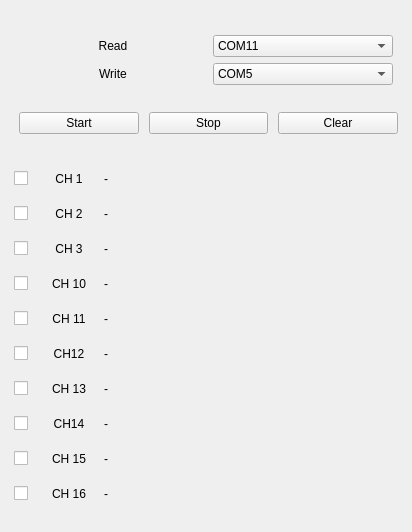
The window that main_ui.ui (Dishendramishra/microK) describes before a commit, drawn with Qt 5.
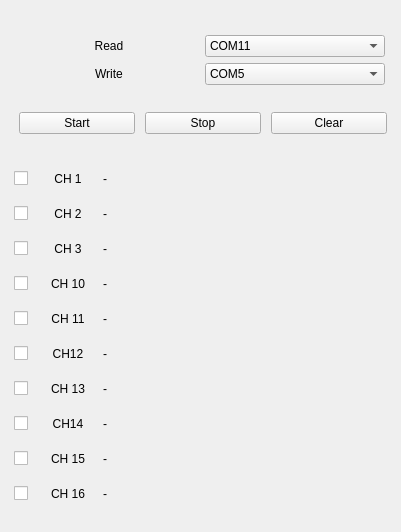
The same window after the commit.

What changed in the file:
```diff
--- a/main_ui.ui
+++ b/main_ui.ui
@@ -6,7 +6,7 @@
    <rect>
     <x>0</x>
     <y>0</y>
-    <width>412</width>
+    <width>401</width>
     <height>532</height>
    </rect>
   </property>
@@ -14,7 +14,9 @@
    <string>MainWindow</string>
   </property>
   <widget class="QWidget" name="centralwidget">
-   <layout class="QVBoxLayout" name="verticalLayout" stretch="0,1,6">
+   <layout class="QHBoxLayout" name="horizontalLayout">
+    <item>
+     <layout class="QVBoxLayout" name="verticalLayout">
     <item>
      <layout class="QGridLayout" name="gridLayout_2">
       <property name="leftMargin">
@@ -606,6 +608,8 @@
          <string/>
         </property>
        </widget>
+        </item>
+       </layout>
       </item>
      </layout>
     </item>
```
Lines whose indentation alone changed are shown as unchanged.
